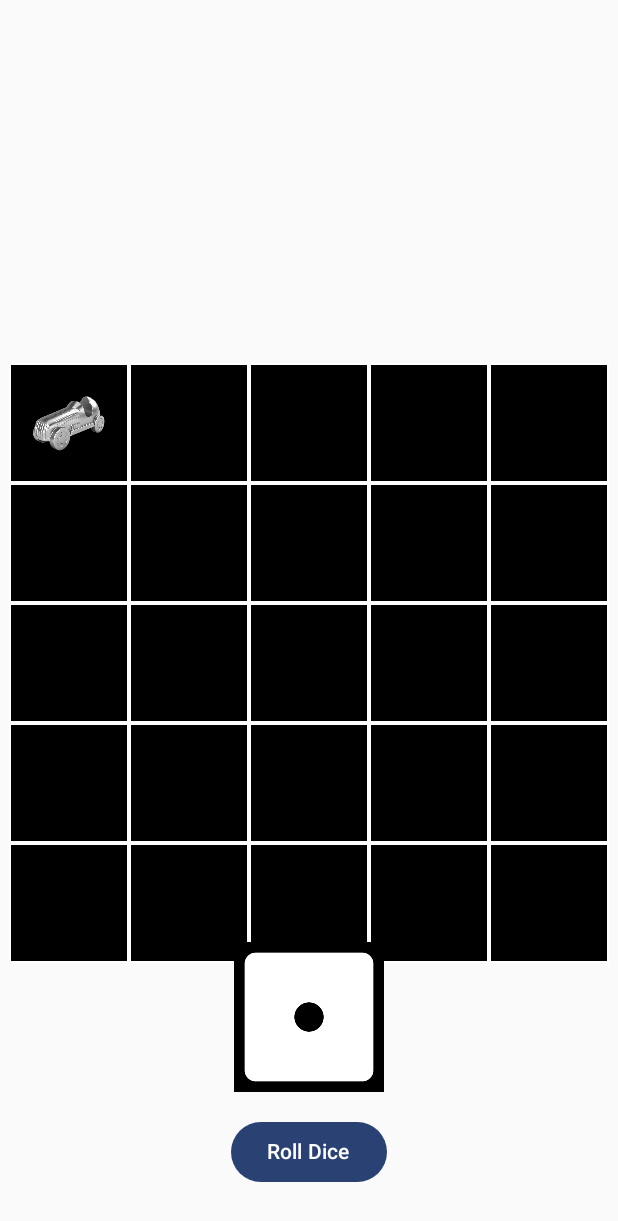
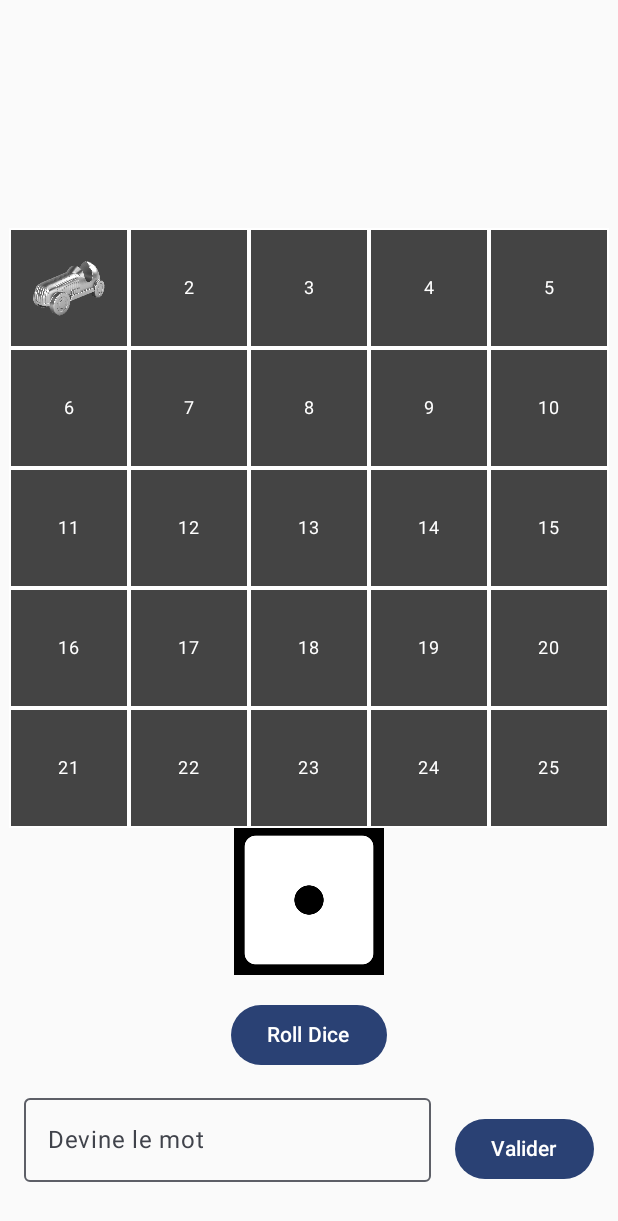
Before and after one commit to Roland-Fan-ZHANG/wordrawid, an Android app built with Jetpack Compose: the SoloScreen screen opened through its navigation route, on a phone screen of 412 x 824 dp. Shown: the top 1221 px of the screen. Run offline under Robolectric (Android 15) with nearby library versions, the phone set to English and light mode, and no system bars; our stand-ins replace Dagger/Hilt's generated code.

Commit message:
small change

```diff
--- a/app/src/main/java/fr/uge/wordrawid/MainActivity.kt
+++ b/app/src/main/java/fr/uge/wordrawid/MainActivity.kt
@@ -1,5 +1,7 @@
 package fr.uge.wordrawid
 
+import android.annotation.SuppressLint
+import android.content.pm.ActivityInfo
 import android.os.Bundle
 import androidx.activity.ComponentActivity
 import androidx.activity.compose.setContent
@@ -9,7 +11,10 @@ import fr.uge.wordrawid.navigation.AppNavGraph
 
 @AndroidEntryPoint
 class MainActivity : ComponentActivity() {
+
+    @SuppressLint("SourceLockedOrientationActivity")
     override fun onCreate(savedInstanceState: Bundle?) {
+        requestedOrientation = ActivityInfo.SCREEN_ORIENTATION_PORTRAIT
         super.onCreate(savedInstanceState)
         setContent {
             WordrawidTheme {
--- a/app/src/main/java/fr/uge/wordrawid/navigation/AppNavGraph.kt
+++ b/app/src/main/java/fr/uge/wordrawid/navigation/AppNavGraph.kt
@@ -5,10 +5,10 @@ import androidx.navigation.NavHostController
 import androidx.navigation.compose.NavHost
 import androidx.navigation.compose.composable
 import androidx.navigation.compose.rememberNavController
+import fr.uge.wordrawid.screens.menu.MenuScreen
+import fr.uge.wordrawid.screens.minigame.CompassGameScreen
 import fr.uge.wordrawid.screens.solo.SoloScreen
-import fr.uge.wordrawid.ui.screens.menu.MenuScreen
-import fr.uge.wordrawid.ui.screens.minigame.CompassGameScreen
-import fr.uge.wordrawid.ui.screens.multi.MultiScreen
+import fr.uge.wordrawid.screens.multi.MultiScreen
 
 @Composable
 fun AppNavGraph(
--- a/app/src/main/java/fr/uge/wordrawid/screens/menu/MenuScreen.kt
+++ b/app/src/main/java/fr/uge/wordrawid/screens/menu/MenuScreen.kt
@@ -1,4 +1,4 @@
-package fr.uge.wordrawid.ui.screens.menu
+package fr.uge.wordrawid.screens.menu
 
 import androidx.compose.foundation.layout.*
 import androidx.compose.material3.*
--- a/app/src/main/java/fr/uge/wordrawid/screens/minigame/CompassGameScreen.kt
+++ b/app/src/main/java/fr/uge/wordrawid/screens/minigame/CompassGameScreen.kt
@@ -1,4 +1,4 @@
-package fr.uge.wordrawid.ui.screens.minigame
+package fr.uge.wordrawid.screens.minigame
 
 import android.app.Activity
 import android.content.Context
--- a/app/src/main/java/fr/uge/wordrawid/screens/multi/MultiScreen.kt
+++ b/app/src/main/java/fr/uge/wordrawid/screens/multi/MultiScreen.kt
@@ -1,4 +1,4 @@
-package fr.uge.wordrawid.ui.screens.multi
+package fr.uge.wordrawid.screens.multi
 
 import androidx.compose.foundation.layout.Box
 import androidx.compose.foundation.layout.fillMaxSize
--- a/app/src/main/java/fr/uge/wordrawid/screens/solo/BoardGrid.kt
+++ b/app/src/main/java/fr/uge/wordrawid/screens/solo/BoardGrid.kt
@@ -1,24 +1,26 @@
 package fr.uge.wordrawid.screens.solo
 
 import androidx.compose.foundation.BorderStroke
+import androidx.compose.foundation.clickable
 import androidx.compose.foundation.layout.*
 import androidx.compose.foundation.shape.RoundedCornerShape
 import androidx.compose.material3.Surface
+import androidx.compose.material3.Text
 import androidx.compose.runtime.Composable
 import androidx.compose.runtime.snapshots.SnapshotStateList
 import androidx.compose.ui.Alignment
 import androidx.compose.ui.Modifier
 import androidx.compose.ui.graphics.Color
 import androidx.compose.ui.unit.dp
+import androidx.compose.ui.unit.sp
 
 /**
- * Plateau de jeu 5x5 qui masque l’image derrière et dévoile les cases au clic
+ * Plateau de jeu 5x5 avec les numéros de case affichés
  */
 @Composable
 fun BoardGrid(caseMasquee: SnapshotStateList<Boolean>) {
     Box(
-        modifier = Modifier
-            .size(400.dp),
+        modifier = Modifier.size(400.dp),
         contentAlignment = Alignment.Center
     ) {
         Column(modifier = Modifier.fillMaxSize()) {
@@ -26,20 +28,24 @@ fun BoardGrid(caseMasquee: SnapshotStateList<Boolean>) {
                 Row(modifier = Modifier.weight(1f)) {
                     repeat(5) { col ->
                         val index = row * 5 + col
-                        if (caseMasquee[index]) {
-                            Surface(
+                        Box(
                             modifier = Modifier
                                 .weight(1f)
                                 .fillMaxHeight(),
-                                color = Color.Black,
+                            contentAlignment = Alignment.Center
+                        ) {
+                            if (caseMasquee[index]) {
+                                Surface(
+                                    modifier = Modifier.fillMaxSize(),
+                                    color = Color.DarkGray,
                                     border = BorderStroke(1.dp, Color.White),
                                     shape = RoundedCornerShape(0.dp)
                                 ) {}
-                        } else {
-                            Spacer(
-                                modifier = Modifier
-                                    .weight(1f)
-                                    .fillMaxHeight()
+                            }
+                            Text(
+                                text = (index + 1).toString(),
+                                fontSize = 12.sp,
+                                color = Color.White
                             )
                         }
                     }
--- a/app/src/main/java/fr/uge/wordrawid/screens/solo/DiceUtils.kt
+++ b/app/src/main/java/fr/uge/wordrawid/screens/solo/DiceUtils.kt
@@ -44,12 +44,12 @@ fun DiceImage(rollResult: Int, modifier: Modifier = Modifier) {
 fun DiceWithImage(
     displayResult: Int,
     onRoll: () -> Unit,
-    rolling: Boolean
+    rolling: Boolean,
 ) {
     Box(
         modifier = Modifier
             .fillMaxSize()
-            .padding(bottom = 32.dp),  // espace avec le bas
+            .padding(bottom = 110.dp),
         contentAlignment = Alignment.BottomCenter
     ) {
         Column(horizontalAlignment = Alignment.CenterHorizontally) {
--- a/app/src/main/java/fr/uge/wordrawid/screens/solo/SoloScreen.kt
+++ b/app/src/main/java/fr/uge/wordrawid/screens/solo/SoloScreen.kt
@@ -1,23 +1,41 @@
 package fr.uge.wordrawid.screens.solo
 
 import androidx.compose.foundation.layout.*
+import androidx.compose.foundation.text.KeyboardOptions
+import androidx.compose.material3.Button
 import androidx.compose.material3.MaterialTheme
+import androidx.compose.material3.OutlinedTextField
 import androidx.compose.material3.Text
 import androidx.compose.runtime.*
 import androidx.compose.ui.Alignment
 import androidx.compose.ui.Modifier
+import androidx.compose.ui.res.painterResource
+import androidx.compose.ui.text.input.ImeAction
 import androidx.compose.ui.unit.dp
+import fr.uge.wordrawid.R
 import kotlinx.coroutines.delay
 import kotlinx.coroutines.launch
 
 @Composable
 fun SoloScreen() {
+    val imagesEtMots = listOf(
+        R.drawable.image1 to "chat",
+        R.drawable.image2 to "chien",
+        R.drawable.image3 to "soleil",
+        R.drawable.image4 to "lune",
+        R.drawable.image5 to "arbre"
+    )
+    val (randomImageRes, motADeviner) = remember { imagesEtMots.random() }
+
     var finalResult by remember { mutableStateOf(1) }
     var displayResult by remember { mutableStateOf(1) }
     var rolling by remember { mutableStateOf(false) }
     var playerPosition by remember { mutableStateOf(0) }
     var currentActionText by remember { mutableStateOf("") }
     val caseMasquee = remember { mutableStateListOf(*Array(25) { true }) }
+    var guess by remember { mutableStateOf("") }
+    var gameMessage by remember { mutableStateOf("") }
+    var hasWon by remember { mutableStateOf(false) }
 
     val scope = rememberCoroutineScope()
 
@@ -63,7 +81,22 @@ fun SoloScreen() {
         }
     }
 
+    fun checkGuess() {
+        if (guess.trim().lowercase() == motADeviner.lowercase()) {
+            gameMessage = "Gagné !"
+            hasWon = true
+        } else {
+            gameMessage = "Raté !"
+        }
+    }
+
     Box(modifier = Modifier.fillMaxSize()) {
+        DiceWithImage(
+            displayResult = displayResult,
+            onRoll = { startRolling() },
+            rolling = rolling
+        )
+
         Column(
             modifier = Modifier.fillMaxSize(),
             horizontalAlignment = Alignment.CenterHorizontally
@@ -75,19 +108,56 @@ fun SoloScreen() {
             )
 
             Box(
-                modifier = Modifier.weight(1f),
+                modifier = Modifier
+                    .weight(1f)
+                    .padding(bottom = 100.dp),
                 contentAlignment = Alignment.Center
             ) {
-                RandomImage()
+                androidx.compose.foundation.Image(
+                    painter = painterResource(id = randomImageRes),
+                    contentDescription = null,
+                    modifier = Modifier.size(400.dp)
+                )
                 BoardGrid(caseMasquee)
                 Player(position = playerPosition)
             }
+
+            Spacer(modifier = Modifier.height(80.dp))
+
+            if (hasWon) {
+                //TODO : afficher la page de win
+            }
         }
 
-        DiceWithImage(
-            displayResult = displayResult,
-            onRoll = { startRolling() },
-            rolling = rolling
+        Row(
+            modifier = Modifier
+                .fillMaxWidth()
+                .align(Alignment.BottomCenter)
+                .padding(16.dp),
+            verticalAlignment = Alignment.CenterVertically
+        ) {
+            OutlinedTextField(
+                value = guess,
+                onValueChange = { guess = it },
+                label = { Text("Devine le mot") },
+                singleLine = true,
+                keyboardOptions = KeyboardOptions.Default.copy(imeAction = ImeAction.Done),
+                modifier = Modifier.weight(1f).padding(bottom = 20.dp)
+            )
+
+            Spacer(modifier = Modifier.width(16.dp))
+
+            Button(onClick = { checkGuess() }) {
+                Text("Valider")
+            }
+        }
+
+        Text(
+            text = gameMessage,
+            style = MaterialTheme.typography.titleMedium,
+            modifier = Modifier
+                .align(Alignment.BottomCenter)
+                .padding(bottom = 100.dp)
         )
     }
 }
```
Lines whose indentation alone changed are shown as unchanged.
